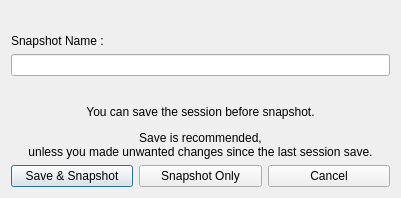
Before: the Qt Designer form resources/ui/snapshot_name.ui in Houston4444/RaySession, drawn with Qt 5.
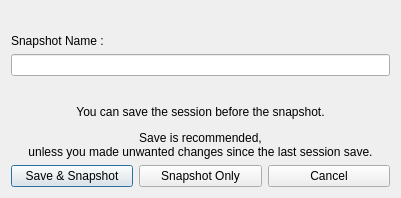
After: the same form once the commit is applied. Icons and pictures are not drawn.

Commit message: little english correction in snapshot_name.ui

Diff of the .ui file:
```diff
--- a/resources/ui/snapshot_name.ui
+++ b/resources/ui/snapshot_name.ui
@@ -53,7 +53,7 @@
    <item>
     <widget class="QLabel" name="labelExecutable">
      <property name="text">
-      <string>&lt;html&gt;&lt;head/&gt;&lt;body&gt;&lt;p&gt;You can save the session before snapshot.&lt;/p&gt;&lt;p&gt;Save is recommended,&lt;br/&gt;unless you made unwanted changes since the last session save.&lt;/p&gt;&lt;/body&gt;&lt;/html&gt;</string>
+      <string>&lt;html&gt;&lt;head/&gt;&lt;body&gt;&lt;p&gt;You can save the session before the snapshot.&lt;/p&gt;&lt;p&gt;Save is recommended,&lt;br/&gt;unless you made unwanted changes since the last session save.&lt;/p&gt;&lt;/body&gt;&lt;/html&gt;</string>
      </property>
      <property name="alignment">
       <set>Qt::AlignCenter</set>
```
